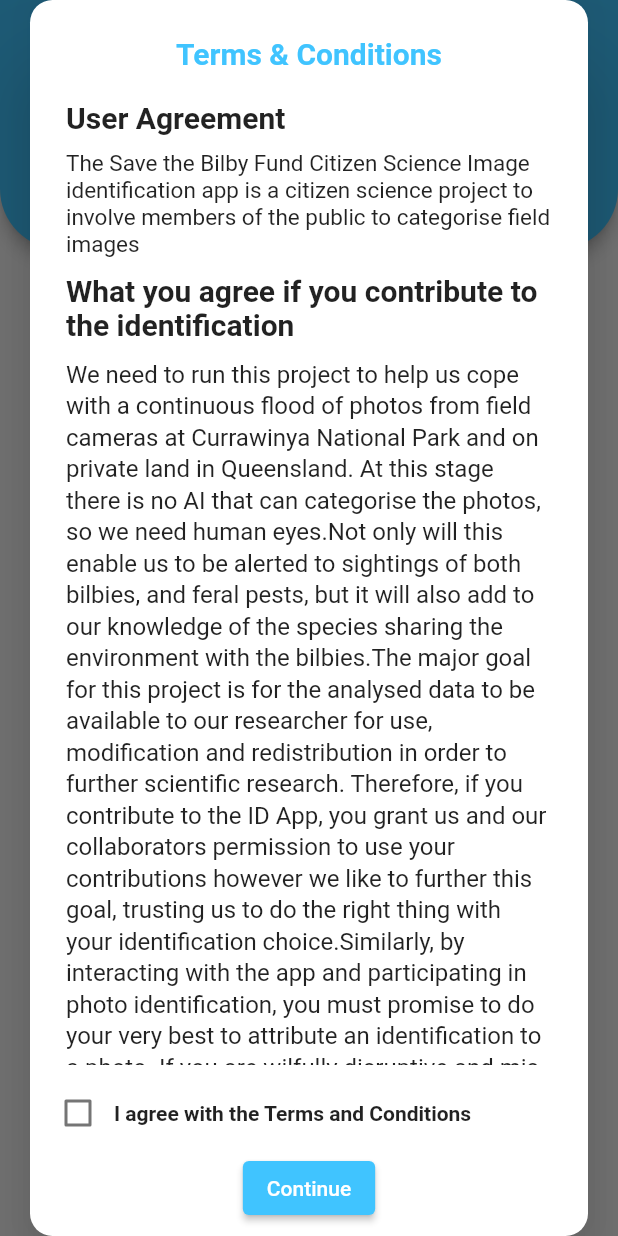
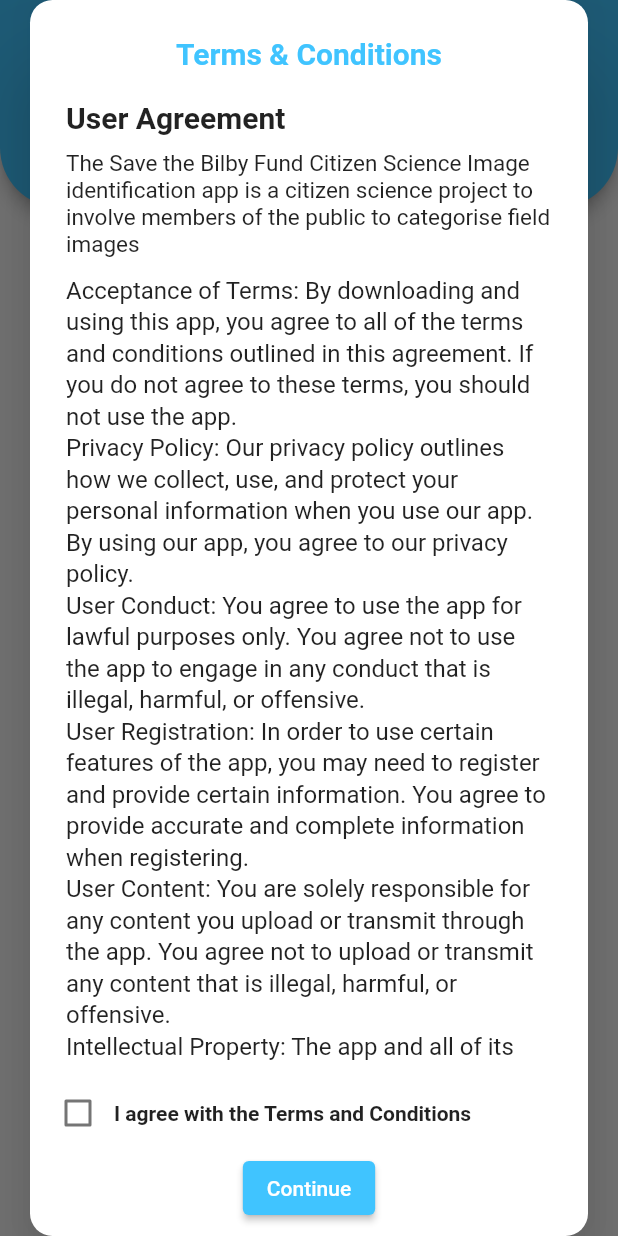
Before and after one commit to hammadalive7/public_emergency_app, a Flutter app: the SignUpScreen screen opened directly, after a tap on "SIGNUP", on a phone screen of 412 x 824 dp. Run offline on Flutter 3.47's test engine with Material 2 defaults, Android fonts, the light colour scheme and no system bars; our stand-ins replace curved_navigation_bar, firebase_auth, firebase_core, firebase_database, get, google_fonts and 1 more; accounts and stored records are empty.

Commit message:
Content and Images Updated

```diff
--- a/lib/Common Widgets/Onboarding.dart
+++ b/lib/Common Widgets/Onboarding.dart
@@ -38,30 +38,31 @@
     required String subtitle,
   }) =>
       Container(
-        color: color,
+        color: Colors.grey[50],
         child: Column(
           mainAxisAlignment: MainAxisAlignment.center,
           children: [
+
             Image.asset(
               url,
               fit: BoxFit.cover,
               width: double.infinity,
             ),
-            SizedBox(height: Get.height * .02),
+            // SizedBox(height: Get.height * .0000001),
             Text(
               title,
               style: const TextStyle(
                 color: Colors.black,
-                fontSize: 32,
+                fontSize: 28,
                 fontWeight: FontWeight.bold,
               ),
             ),
 
             SizedBox(
-              height: Get.height*.03,
+              height: Get.height*.001,
             ),
             Container(
-              padding: EdgeInsets.symmetric(horizontal: Get.width * .10),
+              padding: EdgeInsets.symmetric(horizontal: Get.width * .07),
               child: Text(
                 subtitle,
                 style: const TextStyle(
@@ -87,22 +88,22 @@
         children: <Widget>[
           buildPage(
               color: Colors.white,
-              url: "assets/logos/emergencyAppLogo.png",
-              title: 'Quality Service',
+              url: "assets/Ambulance.png",
+              title: 'Emergency Patrol',
               subtitle:
-              'Get quality and professional services right at your footstep'),
+              'Our app provides a platform for quick response services from police, ambulance, and firefighters.'),
           buildPage(
               color: Colors.white,
-              url: 'assets/logos/emergencyAppLogo.png',
-              title: 'Work Faster',
+              url: 'assets/Quick.png',
+              title: 'Easy and Fast Response',
               subtitle:
-              'Get more hands on board to help you do work faster and cleaner'),
+              'Our app allows you to quickly send out an emergency request with just a few taps, and our responders will be alerted to your location within seconds.'),
           buildPage(
               color: Colors.white,
-              url: 'assets/logos/emergencyAppLogo.png',
-              title: 'Get Employed',
+              url: 'assets/Choose.png',
+              title: 'Choose Your Responder',
               subtitle:
-              'Get discovered right from home and get paid for what you love doing '),
+              'As a responder, you can choose your area of expertise and set your availability status. This allows citizens to see which responders are available and respond to emergency requests accordingly.'),
         ],
       ),
       bottomSheet: lastPage
@@ -127,7 +128,7 @@
         },
         child: Padding(
           padding: EdgeInsets.only(
-              left: Get.height * .08, bottom: Get.height * .08),
+              left: Get.height * .08, bottom: Get.height * .02),
           child: Container(
               height: Get.height * .09,
               width: Get.width * .65,
@@ -191,7 +192,7 @@
           ),
           Padding(
             padding: EdgeInsets.only(
-                right: Get.width * .03, bottom: Get.height * .02),
+                right: Get.width * .05, bottom: Get.height * .02),
             child: FloatingActionButton(
               onPressed: () {
                 controller.nextPage(
--- a/lib/Features/User/Screens/Login/login_screen.dart
+++ b/lib/Features/User/Screens/Login/login_screen.dart
@@ -1,6 +1,7 @@
 
 
 import 'package:flutter/material.dart';
+import 'package:get/get.dart';
 import 'package:public_emergency_app/Features/User/Screens/Login/login_form_widget.dart';
 
 
@@ -27,7 +28,7 @@
         ),
 
         bottom: PreferredSize(
-            preferredSize: const Size.fromHeight(110.0),
+            preferredSize:  Size.fromHeight(Get.height * 0.1),
             child: Container(
               padding: const EdgeInsets.only(bottom: 15),
               child: Column(
@@ -36,7 +37,7 @@
                     mainAxisAlignment: MainAxisAlignment.center,
                     children: [
 
-                      Image(image: AssetImage("assets/logos/emergencyAppLogo.png"), height: 100),
+                      Image(image: const AssetImage("assets/logos/emergencyAppLogo.png"), height: Get.height * 0.1),
                     ],
                   ),
 
@@ -44,7 +45,7 @@
                     margin: const EdgeInsets.only(top: 8),
                     child: Column(
                       crossAxisAlignment: CrossAxisAlignment.start,
-                      children:  [
+                      children:  const [
                         Text(
                           "Login",
                           style: TextStyle(
@@ -68,7 +69,7 @@
             children: const [
               // (,
               LoginForm(),
-              FooterWidget(Texts: "Don't Have Account ",Title: "Sign Up"),
+              FooterWidget(Texts: "Don't have an account ",Title: "Sign Up"),
             ],
           ),
         ),
--- a/lib/Features/User/Screens/SignUp/signup_form_widget.dart
+++ b/lib/Features/User/Screens/SignUp/signup_form_widget.dart
@@ -158,7 +158,7 @@
                                 content: Wrap(
                                   runAlignment: WrapAlignment.center,
                                   runSpacing: 10,
-                                  children: [
+                                  children: const [
                                     Text(
                                       "User Agreement",
                                       style: TextStyle(
@@ -171,13 +171,7 @@
                                           fontSize: 15, fontFamily: 'Roboto'),
                                     ),
                                     Text(
-                                      "What you agree if you contribute to the identification",
-                                      style: TextStyle(
-                                          fontSize: 20,
-                                          fontWeight: FontWeight.bold),
-                                    ),
-                                    Text(
-                                      "We need to run this project to help us cope with a continuous flood of photos from field cameras at Currawinya National Park and on private land in Queensland. At this stage there is no AI that can categorise the photos, so we need human eyes.Not only will this enable us to be alerted to sightings of both bilbies, and feral pests, but it will also add to our knowledge of the species sharing the environment with the bilbies.The major goal for this project is for the analysed data to be available to our researcher for use, modification and redistribution in order to further scientific research. Therefore, if you contribute to the ID App, you grant us and our collaborators permission to use your contributions however we like to further this goal, trusting us to do the right thing with your identification choice.Similarly, by interacting with the app and participating in photo identification, you must promise to do your very best to attribute an identification to a photo. If you are wilfully disruptive and mis-identifying photos on a regular basis you will have your access removed.You must also agree not to copy, use or distribute any of the images that are presented to you outside of the App.",
+                                      "Acceptance of Terms: By downloading and using this app, you agree to all of the terms and conditions outlined in this agreement. If you do not agree to these terms, you should not use the app.\nPrivacy Policy: Our privacy policy outlines how we collect, use, and protect your personal information when you use our app. By using our app, you agree to our privacy policy.\nUser Conduct: You agree to use the app for lawful purposes only. You agree not to use the app to engage in any conduct that is illegal, harmful, or offensive.\nUser Registration: In order to use certain features of the app, you may need to register and provide certain information. You agree to provide accurate and complete information when registering.\nUser Content: You are solely responsible for any content you upload or transmit through the app. You agree not to upload or transmit any content that is illegal, harmful, or offensive.\nIntellectual Property: The app and all of its content, including but not limited to text, graphics, logos, and images, are the property of the app owners and are protected by copyright and other intellectual property laws.\nDisclaimer of Warranties: The app owners make no warranty that the app will be error-free or uninterrupted. The app owners also make no warranty as to the accuracy or completeness of any content on the app.",
                                       strutStyle: StrutStyle(
                                         fontFamily: 'Roboto',
                                         height: 1.5,
@@ -201,7 +195,7 @@
                                                   isChecked = value!;
                                                 });
                                               })),
-                                          Text(
+                                          const Text(
                                             'I agree with the Terms and Conditions',
                                             style: TextStyle(
                                                 fontFamily: 'Roboto',
--- a/lib/Features/User/Screens/SignUp/signup_screen.dart
+++ b/lib/Features/User/Screens/SignUp/signup_screen.dart
@@ -1,4 +1,5 @@
 import 'package:flutter/material.dart';
+import 'package:get/get.dart';
 import 'package:public_emergency_app/Features/User/Screens/SignUp/signup_form_widget.dart';
 
 import '../../../../Common Widgets/form_footer.dart';
@@ -9,8 +10,7 @@
   @override
   Widget build(BuildContext context) {
     return Scaffold(
-      extendBodyBehindAppBar: false,
-      appBar: AppBar(
+      extendBodyBehindAppBar: false, appBar: AppBar(
       backgroundColor: Colors.lightBlueAccent,
       centerTitle: true,
       automaticallyImplyLeading: false,
@@ -22,7 +22,7 @@
       ),
 
       bottom: PreferredSize(
-            preferredSize: const Size.fromHeight(110.0),
+          preferredSize:  Size.fromHeight(Get.height * 0.1),
           child: Container(
             padding: const EdgeInsets.only(bottom: 15),
             child: Column(
@@ -30,31 +30,8 @@
                 Row(
                   mainAxisAlignment: MainAxisAlignment.center,
                   children: [
-                      // SizedBox(width: 15,),
-                      // Center(
-                      //   child: SizedBox.fromSize(
-                      //     size: Size(56, 56),
-                      //     child: ClipOval(
-                      //       child: Material(
-                      //         color: Colors.black12,
-                      //         child: InkWell(
-                      //           splashColor: Colors.white,
-                      //           onTap: () {  Get.back();
-                      //           },
-                      //           child: Column(
-                      //             mainAxisAlignment: MainAxisAlignment.center,
-                      //             children: <Widget>[
-                      //               Icon(Icons.arrow_back, color: Colors.white, size: 30,),
-                      //             ],
-                      //           ),
-                      //         ),
-                      //       ),
-                      //     ),
-                      //   ),
-                      // ),
 
-
-                      Image(image: AssetImage("assets/logos/emergencyAppLogo.png"), height: 100),
+                    Image(image: const AssetImage("assets/logos/emergencyAppLogo.png"), height: Get.height * 0.1),
                   ],
                 ),
 
@@ -62,7 +39,7 @@
                   margin: const EdgeInsets.only(top: 8),
                   child: Column(
                     crossAxisAlignment: CrossAxisAlignment.start,
-                      children:  [
+                    children:  const [
                       Text(
                         "Sign Up",
                         style: TextStyle(
--- a/lib/main.dart
+++ b/lib/main.dart
@@ -28,7 +28,7 @@
       theme: ThemeData(
         primarySwatch: Colors.blue,
       ),
-      home: OnBoardingScreen(),
+      home: const OnBoardingScreen(),
 
     );
   }
--- a/pubspec.yaml
+++ b/pubspec.yaml
@@ -68,6 +68,9 @@
   # To add assets to your application, add an assets section, like this:
   assets:
     - assets/logos/emergencyAppLogo.png
+    - assets/Ambulance.png
+    - assets/Quick.png
+    - assets/Choose.png
 #     - images/a_dot_ham.jpeg
 
   # An image asset can refer to one or more resolution-specific "variants", see
```
Also changed, not shown: assets/Ambulance.png (added), assets/Choose.png (added), assets/Quick.png (added). Lines whose indentation alone changed are shown as unchanged.
